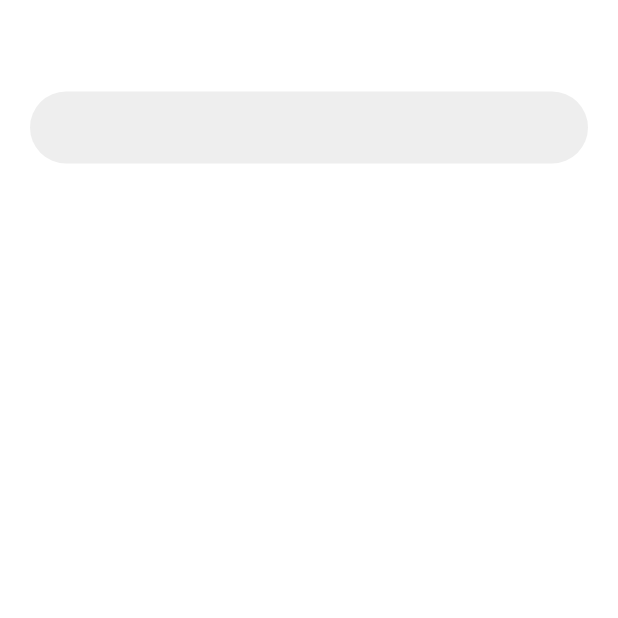
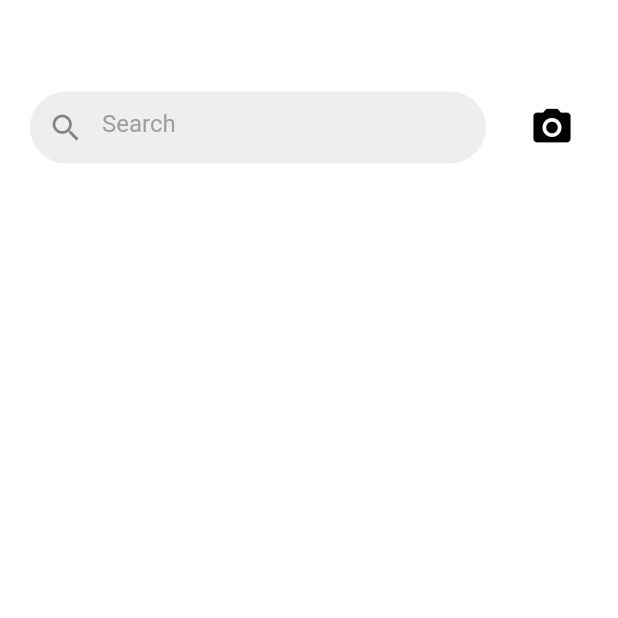
Before and after one commit to AhmedAli147/Facebook_UI, a Flutter app: the screen it shows after launch, on a phone screen of 412 x 824 dp, the top half of it. Run offline on Flutter 3.47's test engine with Material 2 defaults, Android fonts, the phone set to English and light mode, and no system bars.

Commit message:
1st component

```diff
--- /dev/null
+++ b/lib/Components/customtopbar.dart
@@ -0,0 +1,38 @@
+
+import 'package:flutter/material.dart';
+
+Widget customTopbar ( ){
+   return      Container(
+            padding: const EdgeInsets.only(top: 50, right: 20, left: 20, bottom: 10),
+            height: 130,
+            child: Row(
+              children: [
+                Expanded(
+                  child: Container(
+                    decoration: BoxDecoration(
+                      borderRadius: BorderRadius.circular(50),
+                      color: Colors.grey[200],
+                    ),
+                    child: const TextField(
+                      decoration: InputDecoration(
+                          border: InputBorder.none,
+                          prefixIcon: Icon(Icons.search),
+                          hintText: "Search",
+                          hintStyle: TextStyle(color: Colors.grey)),
+                    ),
+                  ),
+                ),
+                SizedBox(
+                  width: 20,
+                ),
+                IconButton(
+                    onPressed: () {},
+                    icon: Icon(
+                      Icons.camera_alt,
+                      color: Colors.black,
+                      size: 30,
+                    ))
+              ],
+            ),
+          );
+}
--- a/lib/facebookui.dart
+++ b/lib/facebookui.dart
@@ -1,3 +1,4 @@
+import 'package:facebookui/Components/customtopbar.dart';
 import 'package:flutter/material.dart';
 
 class FaceBookui extends StatefulWidget {
@@ -15,24 +16,12 @@ class _FaceBookuiState extends State<FaceBookui> {
       body: Column(
         crossAxisAlignment: CrossAxisAlignment.start,
         children: [
-           Container(
-             padding: EdgeInsets.only(top: 50, right: 20, left: 20, bottom: 10),
-            height: 130,
-            child: Row(
-              children: [Expanded(child: Container(
-                decoration: BoxDecoration(
-                  borderRadius: BorderRadius.circular(50),
-                  color: Colors.grey[200],
-                ),
-                child: const TextField(
-                  decoration: InputDecoration(
-                    border: InputBorder.none
-
-                  ),
-                ),
-              ))],
-            ),
-          )
+          customTopbar(),
+          Expanded(
+              child: SingleChildScrollView(
+            scrollDirection: Axis.vertical,
+            child: Padding(padding: EdgeInsets.all(20)),
+          ))
         ],
       ),
     );
```
